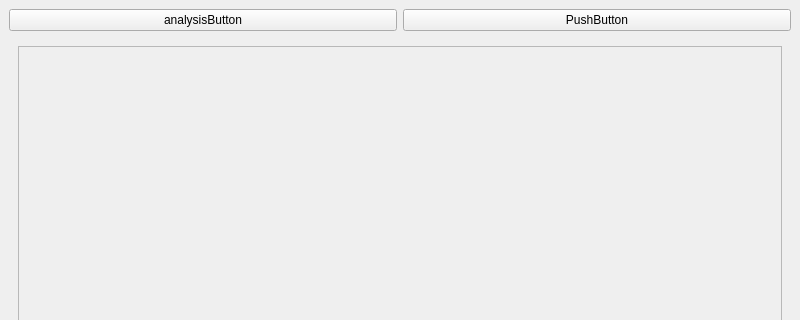
alonelysnake/BUAA-python-Online-question-bank-platform, file ui/Analysis.ui: the form before one commit; both pictures show x 0 to 800 and y 0 to 320 of the 800 by 600 pixel window.
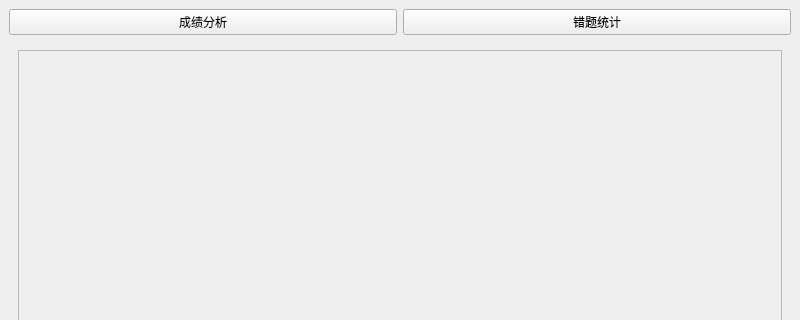
The form after the commit. Custom widgets are drawn as their Qt base class.

Commit message: 收藏和错题按钮过滤器

What changed in the file:
```diff
--- a/ui/Analysis.ui
+++ b/ui/Analysis.ui
@@ -18,14 +18,14 @@
     <item row="0" column="0">
      <widget class="QPushButton" name="analysisButton">
       <property name="text">
-       <string>analysisButton</string>
+       <string>成绩分析</string>
       </property>
      </widget>
     </item>
     <item row="0" column="1">
      <widget class="QPushButton" name="wrongButton">
       <property name="text">
-       <string>PushButton</string>
+       <string>错题统计</string>
       </property>
      </widget>
     </item>
```
The commit also changes 7 other files.
